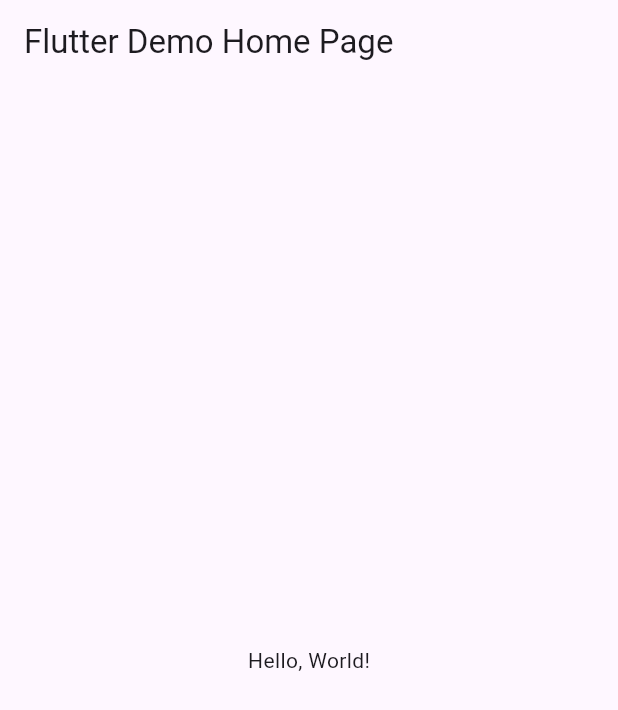
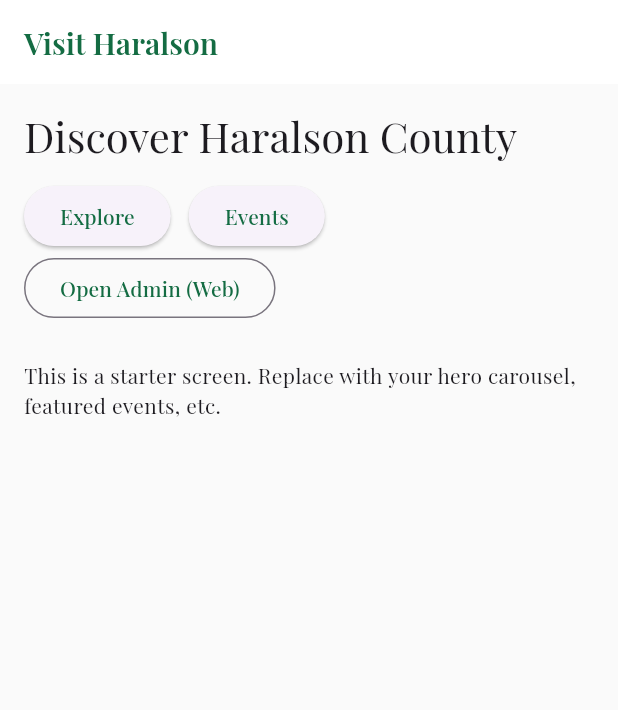
Before and after one commit to JoeMGL/mytown_haralson, a Flutter app: the screen it shows after launch, on a phone screen of 412 x 824 dp. Shown: the top 710 px of the screen. Run offline on Flutter 3.47's test engine with Material 3 defaults, Android fonts, the phone set to English and light mode, and no system bars; our stand-ins replace flutter_riverpod, go_router, google_fonts.

Commit message:
2nd commit

```diff
--- /dev/null
+++ b/firebase/firestore.indexes.json
@@ -0,0 +1,4 @@
+{
+  "indexes": [],
+  "fieldOverrides": []
+}
--- /dev/null
+++ b/lib/app_router.dart
@@ -0,0 +1,69 @@
+import 'package:flutter/material.dart';
+import 'package:go_router/go_router.dart';
+import 'core/widgets/responsive.dart';
+import 'features/home/home_page.dart';
+import 'features/explore/explore_page.dart';
+import 'features/events/events_page.dart';
+import 'features/admin/admin_shell.dart';
+import 'features/admin/dashboard_page.dart';
+import 'features/admin/attractions_page.dart';
+import 'features/admin/add_attraction_page.dart';
+import 'features/admin/announcements_page.dart';
+import 'features/admin/add_announcement_page.dart';
+
+final appRouter = GoRouter(
+  initialLocation: '/',
+  routes: [
+    GoRoute(
+      path: '/',
+      name: 'home',
+      builder: (context, state) => const HomePage(),
+      routes: [
+        GoRoute(
+          path: 'explore',
+          name: 'explore',
+          builder: (context, state) => const ExplorePage(),
+        ),
+        GoRoute(
+          path: 'events',
+          name: 'events',
+          builder: (context, state) => const EventsPage(),
+        ),
+      ],
+    ),
+    ShellRoute(
+      builder: (context, state, child) => AdminShell(child: child),
+      routes: [
+        GoRoute(
+          path: '/admin',
+          name: 'admin-dashboard',
+          builder: (context, state) => const AdminDashboardPage(),
+        ),
+        GoRoute(
+          path: '/admin/attractions',
+          name: 'admin-attractions',
+          builder: (context, state) => const AdminAttractionsPage(),
+          routes: [
+            GoRoute(
+              path: 'add',
+              name: 'admin-attractions-add',
+              builder: (context, state) => const AddAttractionPage(),
+            ),
+          ],
+        ),
+        GoRoute(
+          path: '/admin/announcements',
+          name: 'admin-announcements',
+          builder: (context, state) => const AdminAnnouncementsPage(),
+          routes: [
+            GoRoute(
+              path: 'add',
+              name: 'admin-announcements-add',
+              builder: (context, state) => const AddAnnouncementPage(),
+            ),
+          ],
+        ),
+      ],
+    ),
+  ],
+);
--- /dev/null
+++ b/lib/core/theme/app_theme.dart
@@ -0,0 +1,39 @@
+import 'package:flutter/material.dart';
+import 'package:google_fonts/google_fonts.dart';
+
+class AppTheme {
+  static ThemeData light() {
+    // Use the new ThemeData.light(useMaterial3: true) constructor
+    final base = ThemeData.light(useMaterial3: true);
+
+    return base.copyWith(
+      colorScheme: base.colorScheme.copyWith(
+        primary: const Color(0xFF146C43), // emerald green
+        secondary: const Color(0xFFD4A017), // golden accent
+      ),
+      textTheme: GoogleFonts.playfairDisplayTextTheme(
+          base.textTheme), // Replaces serifTextTheme
+      chipTheme: base.chipTheme.copyWith(
+        selectedColor: const Color(0xFF146C43)
+            .withValues(alpha: 0.12), // replaces withOpacity()
+      ),
+      appBarTheme: AppBarTheme(
+        backgroundColor: Colors.white,
+        foregroundColor: const Color(0xFF146C43),
+        elevation: 0,
+        titleTextStyle: GoogleFonts.playfairDisplay(
+          textStyle: const TextStyle(
+            fontSize: 20,
+            fontWeight: FontWeight.w600,
+            color: Color(0xFF146C43),
+          ),
+        ),
+      ),
+      scaffoldBackgroundColor: Colors.grey[50],
+      cardTheme: const CardTheme(
+        elevation: 0.3,
+        margin: EdgeInsets.all(4),
+      ),
+    );
+  }
+}
--- /dev/null
+++ b/lib/features/admin/admin_shell.dart
@@ -0,0 +1,59 @@
+import 'package:flutter/material.dart';
+import 'package:go_router/go_router.dart';
+import '../../core/widgets/responsive.dart';
+
+class AdminShell extends StatelessWidget {
+  final Widget child;
+  const AdminShell({super.key, required this.child});
+
+  @override
+  Widget build(BuildContext context) {
+    return Scaffold(
+      body: Row(
+        children: [
+          if (Responsive.isDesktop(context))
+            NavigationRail(
+              selectedIndex: _indexForLocation(GoRouterState.of(context).uri.toString()),
+              onDestinationSelected: (i) => _goTo(i, context),
+              labelType: NavigationRailLabelType.all,
+              destinations: const [
+                NavigationRailDestination(icon: Icon(Icons.dashboard_outlined), label: Text('Dashboard')),
+                NavigationRailDestination(icon: Icon(Icons.place_outlined), label: Text('Attractions')),
+                NavigationRailDestination(icon: Icon(Icons.event_outlined), label: Text('Events')),
+                NavigationRailDestination(icon: Icon(Icons.campaign_outlined), label: Text('Announcements')),
+                NavigationRailDestination(icon: Icon(Icons.settings_outlined), label: Text('Settings')),
+              ],
+            ),
+          Expanded(child: child),
+        ],
+      ),
+      appBar: Responsive.isDesktop(context) ? null : AppBar(title: const Text('Admin')),
+      drawer: Responsive.isDesktop(context) ? null : Drawer(
+        child: ListView(
+          children: [
+            const DrawerHeader(child: Text('Visit Haralson Admin')),
+            ListTile(title: const Text('Dashboard'), onTap: (){ context.go('/admin'); }),
+            ListTile(title: const Text('Attractions'), onTap: (){ context.go('/admin/attractions'); }),
+            ListTile(title: const Text('Announcements'), onTap: (){ context.go('/admin/announcements'); }),
+          ],
+        ),
+      ),
+    );
+  }
+
+  int _indexForLocation(String loc) {
+    if (loc.contains('/admin/attractions')) return 1;
+    if (loc.contains('/admin/events')) return 2;
+    if (loc.contains('/admin/announcements')) return 3;
+    return 0;
+  }
+  void _goTo(int i, BuildContext context) {
+    switch (i) {
+      case 0: context.go('/admin'); break;
+      case 1: context.go('/admin/attractions'); break;
+      case 2: context.go('/admin/events'); break;
+      case 3: context.go('/admin/announcements'); break;
+      case 4: context.go('/admin/settings'); break;
+    }
+  }
+}
--- /dev/null
+++ b/lib/features/home/home_page.dart
@@ -0,0 +1,30 @@
+import 'package:flutter/material.dart';
+import 'package:go_router/go_router.dart';
+
+class HomePage extends StatelessWidget {
+  const HomePage({super.key});
+
+  @override
+  Widget build(BuildContext context) {
+    return Scaffold(
+      appBar: AppBar(title: const Text('Visit Haralson')),
+      body: ListView(
+        padding: const EdgeInsets.all(16),
+        children: [
+          Text('Discover Haralson County', style: Theme.of(context).textTheme.headlineMedium),
+          const SizedBox(height: 12),
+          Wrap(
+            spacing: 12,
+            children: [
+              ElevatedButton(onPressed: () => context.go('/explore'), child: const Text('Explore')),
+              ElevatedButton(onPressed: () => context.go('/events'), child: const Text('Events')),
+              OutlinedButton(onPressed: () => context.go('/admin'), child: const Text('Open Admin (Web)')),
+            ],
+          ),
+          const SizedBox(height: 24),
+          const Text('This is a starter screen. Replace with your hero carousel, featured events, etc.'),
+        ],
+      ),
+    );
+  }
+}
--- a/lib/main.dart
+++ b/lib/main.dart
@@ -1,43 +1,24 @@
 import 'package:flutter/material.dart';
+import 'package:flutter_riverpod/flutter_riverpod.dart';
+import 'core/theme/app_theme.dart';
+import 'app_router.dart';
 
-void main() => runApp(MyApp());
+void main() {
+  WidgetsFlutterBinding.ensureInitialized();
+  // TODO: await Firebase.initializeApp(options: DefaultFirebaseOptions.currentPlatform);
+  runApp(const ProviderScope(child: VisitHaralsonApp()));
+}
 
-class MyApp extends StatelessWidget {
-  const MyApp({super.key});
-  // This widget is the root of your application.
+class VisitHaralsonApp extends StatelessWidget {
+  const VisitHaralsonApp({super.key});
+
   @override
   Widget build(BuildContext context) {
-    return MaterialApp(
-      // Application name
-      title: 'Flutter Hello World',
-      // Application theme data, you can set the colors for the application as
-      // you want
-      theme: ThemeData(
-        // useMaterial3: false,
-        primarySwatch: Colors.blue,
-      ),
-      // A widget which will be started on application startup
-      home: MyHomePage(title: 'Flutter Demo Home Page'),
+    return MaterialApp.router(
+      title: 'Visit Haralson',
+      theme: AppTheme.light(),
+      routerConfig: appRouter,
+      debugShowCheckedModeBanner: false,
     );
   }
 }
-
-class MyHomePage extends StatelessWidget {
-  final String title;
-  const MyHomePage({super.key, required this.title});
-
-  @override
-  Widget build(BuildContext context) {
-    return Scaffold(
-      appBar: AppBar(
-        // The title text which will be shown on the action bar
-        title: Text(title),
-      ),
-      body: Center(
-        child: Text(
-          'Hello, World!',
-        ),
-      ),
-    );
-  }
-}
```
Also changed, not shown: lib/core/widgets/city_chips.dart (added, +31 -0 lines), lib/core/widgets/responsive.dart (added, +14 -0 lines), lib/features/admin/add_announcement_page.dart (added, +50 -0 lines), lib/features/admin/add_attraction_page.dart (added, +55 -0 lines), lib/features/admin/announcements_page.dart (added, +25 -0 lines), lib/features/admin/attractions_page.dart (added, +29 -0 lines), lib/features/admin/dashboard_page.dart (added, +36 -0 lines), lib/features/events/events_page.dart (added, +19 -0 lines), lib/features/explore/explore_page.dart (added, +38 -0 lines), pubspec.yaml (+18 -20 lines), 2 other files.
